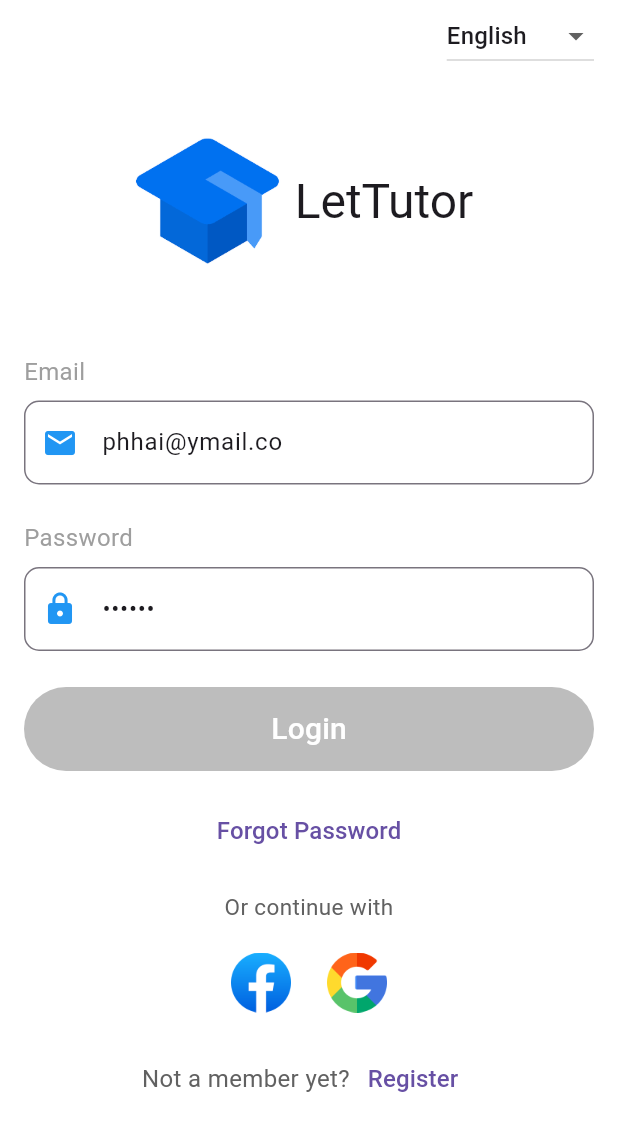
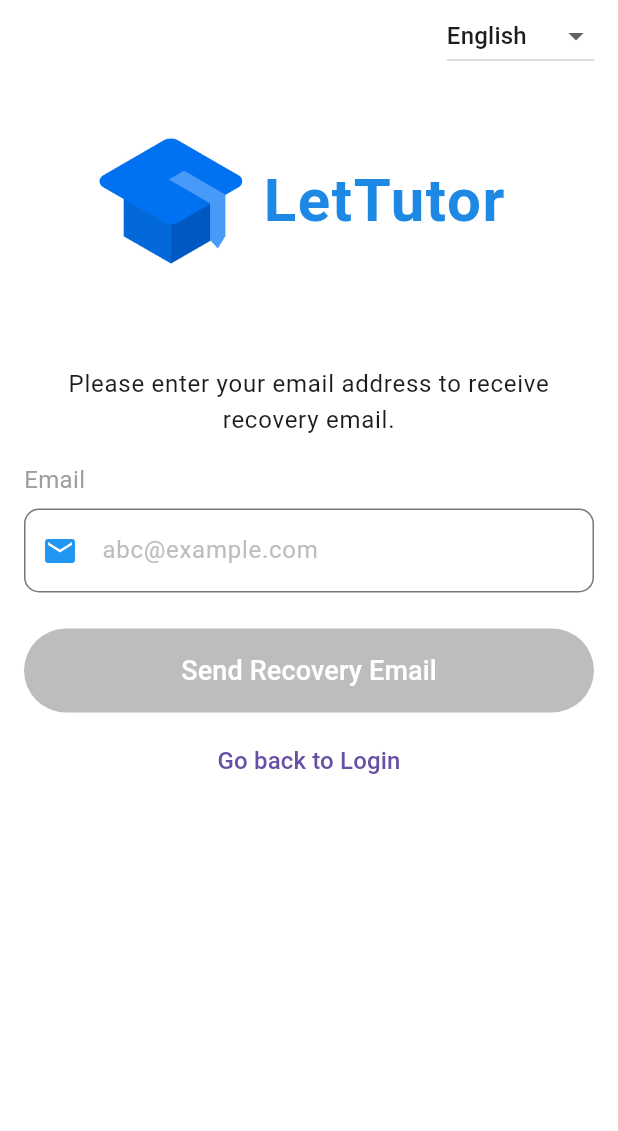
Before and after one commit to trongdaidu0903/advanced_moblie_project, a Flutter app: the screen it shows after launch, after a tap on "Forgot Password", on a phone screen of 412 x 824 dp. Shown: the top 1131 px of the screen. Run offline on Flutter 3.47's test engine with Material 2 defaults, Android fonts, the phone set to English and light mode, and no system bars; our stand-ins replace cached_network_image, chewie, google_sign_in, jwt_decoder, shared_preferences, video_player; missing offline and left inert: flutter_facebook_auth, jitsi_meet_wrapper, syncfusion_flutter_pdfviewer; accounts and stored records are empty; network calls fail.

Commit message:
feat(forget password): create forget password screen

```diff
--- a/myapp_lettutors/lib/main.dart
+++ b/myapp_lettutors/lib/main.dart
@@ -4,12 +4,14 @@ import 'package:flutter/material.dart';
 import 'package:myapp_lettutors/constants/routes.dart';
 import 'package:myapp_lettutors/providers/app_provider.dart';
 import 'package:myapp_lettutors/providers/auth_provider.dart';
+import 'package:myapp_lettutors/screens/authentication/forgot_password_view.dart';
 import 'package:myapp_lettutors/screens/authentication/login_screen.dart';
 import 'package:myapp_lettutors/screens/authentication/register_screen.dart';
 import 'package:myapp_lettutors/screens/courses/courses/views/course_detail_view.dart';
 import 'package:myapp_lettutors/screens/navigation/navigation_page.dart';
 import 'package:myapp_lettutors/screens/tutor/search_tutor/views/tutor_search_result.dart';
 import 'package:myapp_lettutors/screens/tutor/tutor_detail/tutor_detail_view.dart';
+import 'package:myapp_lettutors/screens/user_profile/become_teacher_view.dart';
 import 'package:myapp_lettutors/screens/user_profile/user_profile_view.dart';
 import 'package:provider/provider.dart';
 
@@ -78,9 +80,11 @@ class LetTutor extends StatelessWidget {
           home: const LoginView(),
           routes: {
             Routes.login: (context) => const LoginView(),
+            Routes.forgotPassword: (context) => const ForgotPasswordView(),
             Routes.register: (context) => const RegisterView(),
             Routes.main: (context) => const NavigationPage(),
             Routes.userProfile: (context) => const UserProfileView(),
+            Routes.becomeTutor: (context) => const BecomeTeacherView(),
             Routes.courseDetail: (context) => const CourseDetailView(),
             Routes.teacherDetail: (context) => const TutorDetailView(),
             Routes.tutorSearchResult: (context) => const TutorSearchResult(),
--- /dev/null
+++ b/myapp_lettutors/lib/screens/authentication/forgot_password_view.dart
@@ -0,0 +1,200 @@
+import 'package:flutter/material.dart';
+import 'package:myapp_lettutors/models/languages/lang_en.dart';
+import 'package:myapp_lettutors/models/languages/lang_vi.dart';
+import 'package:myapp_lettutors/models/languages/language.dart';
+import 'package:myapp_lettutors/providers/app_provider.dart';
+import 'package:myapp_lettutors/services/auth_service.dart';
+import 'package:provider/provider.dart';
+import 'package:shared_preferences/shared_preferences.dart';
+
+class ForgotPasswordView extends StatefulWidget {
+  const ForgotPasswordView({Key? key}) : super(key: key);
+
+  @override
+  State<ForgotPasswordView> createState() => _ForgotPasswordViewState();
+}
+
+class _ForgotPasswordViewState extends State<ForgotPasswordView> {
+  String chosenLanguage = 'English';
+
+  final _emailController = TextEditingController();
+
+  String _emailErrorText = '';
+  bool _isValidToSend = false;
+
+  void _handleValidation(Language language) {
+    final emailRegExp = RegExp(
+        r'^[a-zA-Z0-9.!#$%&’*+/=?^_`{|}~-]+@[a-zA-Z0-9-]+(?:\.[a-zA-Z0-9-]+)*$');
+    if (_emailController.text.isEmpty) {
+      _emailErrorText = language.emptyEmail;
+      _isValidToSend = false;
+    } else if (!emailRegExp.hasMatch(_emailController.text)) {
+      _emailErrorText = language.invalidEmail;
+      _isValidToSend = false;
+    } else {
+      _emailErrorText = '';
+      _isValidToSend = true;
+    }
+    setState(() {});
+  }
+
+  void _handleForgotPassword(Language language) async {
+    try {
+      await AuthService.forgotPassword(_emailController.text);
+
+      if (mounted) {
+        ScaffoldMessenger.of(context).showSnackBar(
+          SnackBar(content: Text(language.sendRecoveryEmailSuccess)),
+        );
+      }
+    } catch (e) {
+      // ignore: use_build_context_synchronously
+      ScaffoldMessenger.of(context).showSnackBar(
+        SnackBar(content: Text('Error Reset Password: ${e.toString()}')),
+      );
+    }
+  }
+
+  void _loadLanguage(AppProvider appProvider) async {
+    SharedPreferences prefs = await SharedPreferences.getInstance();
+    final lang = prefs.getString('language') ?? 'EN';
+    if (lang == 'EN') {
+      chosenLanguage = 'English';
+      appProvider.setLanguage(English());
+    } else {
+      chosenLanguage = 'Tiếng Việt';
+      appProvider.setLanguage(Vietnamese());
+    }
+  }
+
+  void _updateLanguage(AppProvider appProvider, String value) async {
+    SharedPreferences prefs = await SharedPreferences.getInstance();
+    if (value == 'English') {
+      appProvider.language = English();
+      await prefs.setString('language', 'EN');
+    } else {
+      appProvider.language = Vietnamese();
+      await prefs.setString('language', 'VI');
+    }
+  }
+
+  @override
+  Widget build(BuildContext context) {
+    final appProvider = context.watch<AppProvider>();
+    final lang = appProvider.language;
+    _loadLanguage(appProvider);
+
+    return Scaffold(
+      body: SingleChildScrollView(
+        padding:
+            EdgeInsets.fromLTRB(16, MediaQuery.of(context).padding.top, 16, 16),
+        child: Column(
+          crossAxisAlignment: CrossAxisAlignment.stretch,
+          children: [
+            Align(
+              alignment: Alignment.centerRight,
+              child: DropdownButton<String>(
+                value: chosenLanguage,
+                items: const [
+                  DropdownMenuItem<String>(
+                    value: 'English',
+                    child: Text('English'),
+                  ),
+                  DropdownMenuItem<String>(
+                    value: 'Tiếng Việt',
+                    child: Text('Tiếng Việt'),
+                  ),
+                ],
+                onChanged: (String? language) {
+                  if (language != null) {
+                    _updateLanguage(appProvider, language);
+                  }
+                  setState(() {
+                    chosenLanguage = language!;
+                  });
+                },
+              ),
+            ),
+            Padding(
+              padding: const EdgeInsets.symmetric(vertical: 36),
+              child: Row(
+                mainAxisAlignment: MainAxisAlignment.center,
+                children: [
+                  Image.asset(
+                    'assets/logo/lettutor.png',
+                    width: 100,
+                    height: 100,
+                  ),
+                  Text(
+                    ' LetTutor ',
+                    style: Theme.of(context).textTheme.displayLarge,
+                  ),
+                ],
+              ),
+            ),
+            const SizedBox(height: 24),
+            Text(
+              lang.enterEmailToResetPassword,
+              style: Theme.of(context).textTheme.bodyLarge,
+              textAlign: TextAlign.center,
+            ),
+            const SizedBox(height: 16),
+            Text(
+              lang.email,
+              style: const TextStyle(fontSize: 16, color: Colors.grey),
+            ),
+            const SizedBox(height: 8),
+            TextField(
+              controller: _emailController,
+              keyboardType: TextInputType.emailAddress,
+              autocorrect: false,
+              onChanged: (value) {
+                _handleValidation(lang);
+              },
+              decoration: InputDecoration(
+                hintStyle: TextStyle(color: Colors.grey[400]),
+                hintText: "abc@example.com",
+                prefixIcon: Icon(
+                  Icons.mail,
+                  color:
+                      _emailErrorText.isEmpty ? Colors.blue : Colors.red[700],
+                ),
+                errorText: _emailErrorText.isEmpty ? null : _emailErrorText,
+                border: const OutlineInputBorder(
+                    borderSide: BorderSide(color: Colors.grey, width: 2),
+                    borderRadius: BorderRadius.all(Radius.circular(10))),
+              ),
+            ),
+            const SizedBox(height: 24),
+            TextButton(
+              onPressed: _isValidToSend
+                  ? () {
+                      _handleForgotPassword(lang);
+                    }
+                  : null,
+              style: TextButton.styleFrom(
+                minimumSize: const Size.fromHeight(56),
+                backgroundColor:
+                    _isValidToSend ? Colors.blue : Colors.grey[400],
+              ),
+              child: Text(
+                lang.sendRecoveryEmail,
+                style: const TextStyle(fontSize: 18, color: Colors.white),
+              ),
+            ),
+            const SizedBox(height: 8),
+            TextButton(
+              onPressed: () {
+                Navigator.pop(context);
+              },
+              child: Text(
+                lang.backToLogin,
+                style: const TextStyle(fontSize: 16),
+              ),
+            ),
+          ],
+        ),
+      ),
+    );
+  }
+}
--- a/myapp_lettutors/lib/screens/authentication/login_screen.dart
+++ b/myapp_lettutors/lib/screens/authentication/login_screen.dart
@@ -399,7 +399,7 @@ class _LoginViewState extends State<LoginView> {
                       const SizedBox(height: 16),
                       TextButton(
                         onPressed: () {
-                          // Navigator.pushNamed(context, Routes.forgotPassword);
+                          Navigator.pushNamed(context, Routes.forgotPassword);
                         },
                         child: Text(
                           lang.forgotPassword,
--- a/myapp_lettutors/lib/screens/setting/settings_page.dart
+++ b/myapp_lettutors/lib/screens/setting/settings_page.dart
@@ -100,7 +100,7 @@ class _SettingsPageState extends State<SettingsPage> {
                     Icon(Icons.assignment, size: 30),
                     SizedBox(width: 12),
                     Text(
-                      'Become A Tutor',
+                      'Become a Teacher',
                       style: TextStyle(fontSize: 16),
                     )
                   ],
```
Also changed, not shown: myapp_lettutors/lib/screens/user_profile/become_teacher_view.dart (added, +325 -0 lines), 1 other file.
